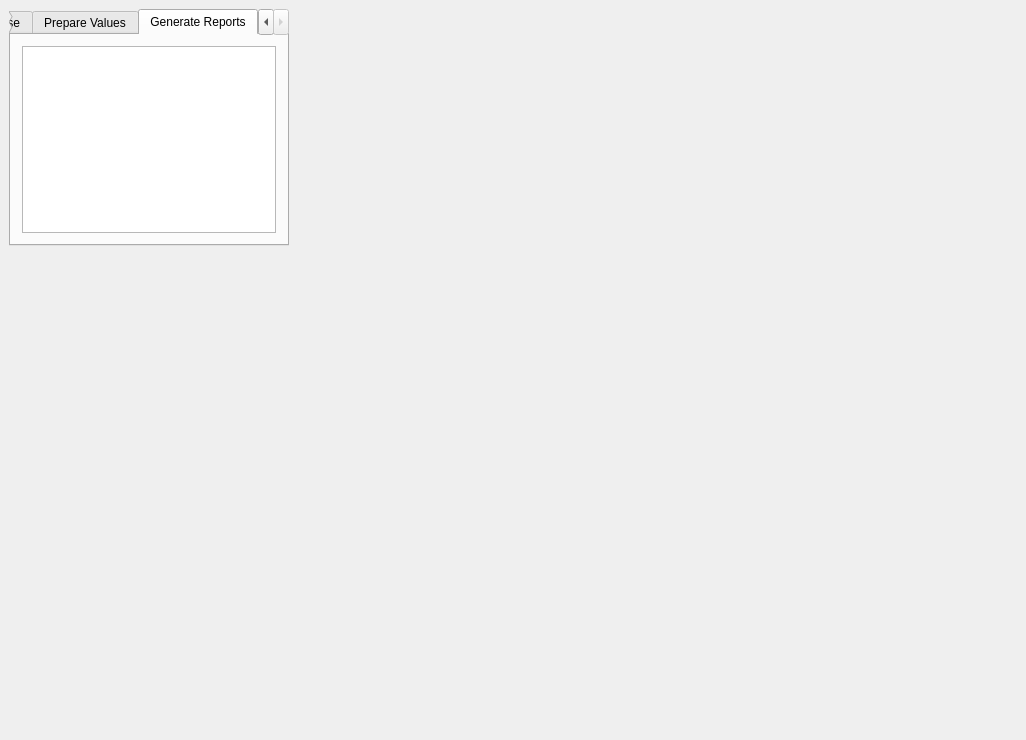
This is cmainwindow.ui in birkeh/qtImportState as Qt 5 draws it before an edit. The edited form follows.
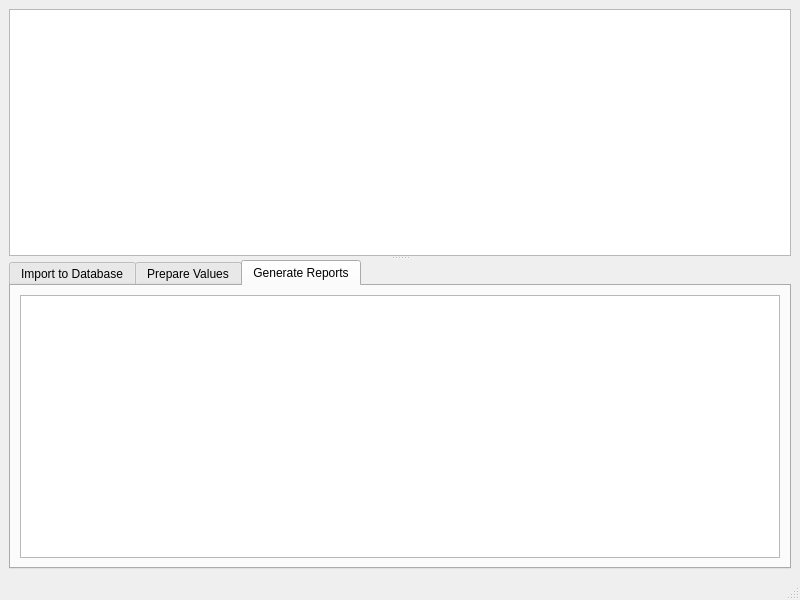
This is the edited form. The open tabs and pages were chosen to show the change.

Diff of the .ui file:
```diff
--- a/cmainwindow.ui
+++ b/cmainwindow.ui
@@ -1,30 +1,36 @@
 <?xml version="1.0" encoding="UTF-8"?>
 <ui version="4.0">
  <class>cMainWindow</class>
- <widget class="QDialog" name="cMainWindow">
-  <property name="windowModality">
-   <enum>Qt::NonModal</enum>
-  </property>
+ <widget class="QMainWindow" name="cMainWindow">
   <property name="geometry">
    <rect>
     <x>0</x>
     <y>0</y>
-    <width>1026</width>
-    <height>740</height>
+    <width>800</width>
+    <height>600</height>
    </rect>
   </property>
   <property name="windowTitle">
    <string>qtImportState</string>
   </property>
+  <widget class="QWidget" name="centralwidget">
+   <layout class="QGridLayout" name="gridLayout">
+    <item row="0" column="0">
+     <widget class="QSplitter" name="m_lpMainSplitter">
+      <property name="minimumSize">
+       <size>
+        <width>10</width>
+        <height>10</height>
+       </size>
+      </property>
+      <property name="orientation">
+       <enum>Qt::Vertical</enum>
+      </property>
+      <property name="childrenCollapsible">
+       <bool>false</bool>
+      </property>
+      <widget class="QTreeView" name="m_lpProcessList"/>
   <widget class="QTabWidget" name="m_lpMainTab">
-   <property name="geometry">
-    <rect>
-     <x>9</x>
-     <y>9</y>
-     <width>280</width>
-     <height>237</height>
-    </rect>
-   </property>
    <property name="currentIndex">
     <number>0</number>
    </property>
@@ -60,7 +66,21 @@
    </widget>
   </widget>
  </widget>
- <layoutdefault spacing="6" margin="11"/>
+    </item>
+   </layout>
+  </widget>
+  <widget class="QMenuBar" name="m_lpMenuBar">
+   <property name="geometry">
+    <rect>
+     <x>0</x>
+     <y>0</y>
+     <width>800</width>
+     <height>21</height>
+    </rect>
+   </property>
+  </widget>
+  <widget class="QStatusBar" name="m_lpStatusBar"/>
+ </widget>
  <resources/>
  <connections/>
 </ui>
```
Left out of the diff: 2 changed lines with no effect on the pictures. Lines whose indentation alone changed are shown as unchanged.
